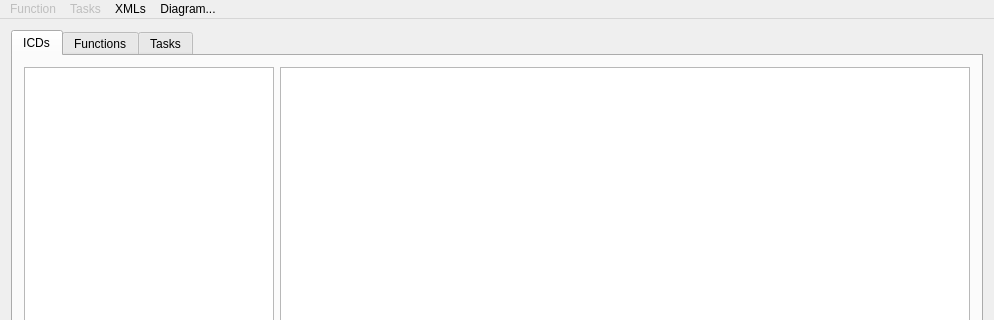
Before: the Qt Designer form mainwindow.ui in hardcoregandhi/XML-Sequence-Diagram-Creator, drawn with Qt 5; both pictures show x 0 to 994 and y 0 to 320 of the 994 by 720 pixel window.
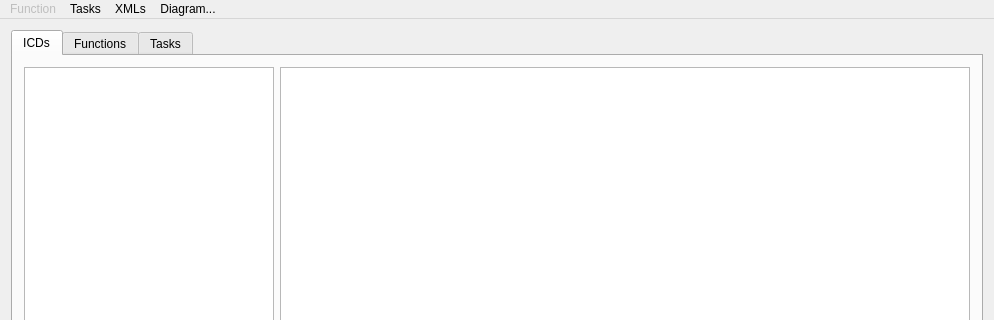
After: the same form once the commit is applied.

Commit message: Added spacing options for the taskflow Scene

The edit to the form file:
```diff
--- a/mainwindow.ui
+++ b/mainwindow.ui
@@ -325,7 +325,7 @@
    </widget>
    <widget class="QMenu" name="menuTasks">
     <property name="enabled">
-     <bool>false</bool>
+     <bool>true</bool>
     </property>
     <property name="title">
      <string>Tasks</string>
```
Left out of the diff: 12 changed lines with no effect on the pictures. The commit also changes 2 other files.
